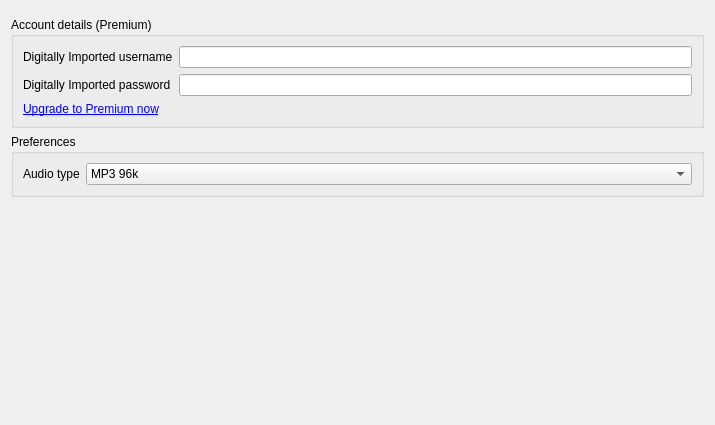
The window that src/internet/digitallyimportedsettingspage.ui (clementine-player/Clementine) describes before a commit, drawn with Qt 5.
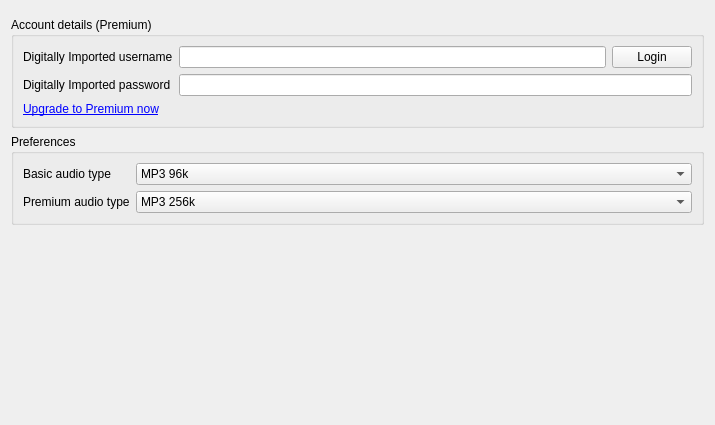
The same window after the commit. Custom widgets are drawn as their Qt base class.

Commit message: Use an undocumented sky.fm/di.fm api to handle premium account logins, allowing us to remove dodgy code to scrape login information for each service individually

The edit to the form file:
```diff
--- a/src/internet/digitallyimportedsettingspage.ui
+++ b/src/internet/digitallyimportedsettingspage.ui
@@ -28,7 +28,7 @@
      <property name="title">
       <string>Account details (Premium)</string>
      </property>
-     <layout class="QGridLayout" name="gridLayout_3">
+     <layout class="QFormLayout" name="formLayout">
       <item row="0" column="0">
        <widget class="QLabel" name="label_22">
         <property name="text">
@@ -37,7 +37,18 @@
        </widget>
       </item>
       <item row="0" column="1">
-       <widget class="QLineEdit" name="username"/>
+       <layout class="QHBoxLayout" name="horizontalLayout">
+        <item>
+         <widget class="QLineEdit" name="username"/>
+        </item>
+        <item>
+         <widget class="QPushButton" name="login">
+          <property name="text">
+           <string>Login</string>
+          </property>
+         </widget>
+        </item>
+       </layout>
       </item>
       <item row="1" column="0">
        <widget class="QLabel" name="label_23">
@@ -53,7 +64,7 @@
         </property>
        </widget>
       </item>
-      <item row="2" column="0" colspan="2">
+      <item row="2" column="0">
        <widget class="QLabel" name="upgrade_link">
         <property name="text">
          <string>&lt;a href=&quot;http://www.di.fm/premium/&quot;&gt;Upgrade to Premium now&lt;/a&gt;</string>
@@ -84,7 +95,7 @@
       <item row="0" column="0">
        <widget class="QLabel" name="label_21">
         <property name="text">
-         <string>Audio type</string>
+         <string>Basic audio type</string>
         </property>
        </widget>
       </item>
@@ -120,9 +131,20 @@
           <string>Windows Media 40k</string>
          </property>
         </item>
+       </widget>
+      </item>
+      <item row="1" column="0">
+       <widget class="QLabel" name="premium_audio_label">
+        <property name="text">
+         <string>Premium audio type</string>
+        </property>
+       </widget>
+      </item>
+      <item row="1" column="1">
+       <widget class="QComboBox" name="premium_audio_type">
         <item>
          <property name="text">
-          <string>Windows Media 64k (Premium only)</string>
+          <string>MP3 256k</string>
          </property>
         </item>
         <item>
```
Left out of the diff: 44 changed lines with no effect on the pictures. The commit also changes 12 other files.
